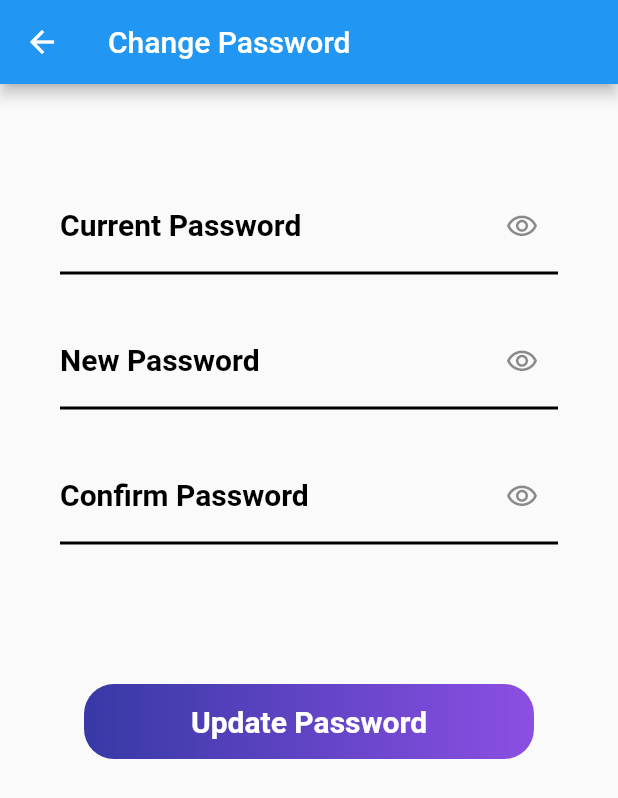
After one commit to ArmanNawaz/Alpha, a Flutter app: the ChangePassword screen opened directly, on a phone screen of 412 x 824 dp. The commit adds this screen. Shown: the top 798 px of the screen. Run offline on Flutter 3.47's test engine with Material 2 defaults, Android fonts, the phone set to English and light mode, and no system bars; our stand-ins replace camera, cloud_firestore, file_picker, firebase_auth, firebase_core, firebase_storage; accounts and stored records are empty.

Commit message:
UI improvement

```diff
--- /dev/null
+++ b/lib/change_password.dart
@@ -0,0 +1,108 @@
+import 'package:alpha/constants.dart';
+import 'package:flutter/material.dart';
+
+class ChangePassword extends StatefulWidget {
+  const ChangePassword({Key? key}) : super(key: key);
+
+  @override
+  State<ChangePassword> createState() => _ChangePasswordState();
+}
+
+class _ChangePasswordState extends State<ChangePassword> {
+  Constants c = Constants();
+  TextEditingController currPass = TextEditingController();
+  TextEditingController newPass = TextEditingController();
+  TextEditingController cfmPass = TextEditingController();
+  @override
+  Widget build(BuildContext context) {
+    return Scaffold(
+      appBar: AppBar(
+        title: Text('Change Password'),
+      ),
+      body: ListView(
+        // shrinkWrap: true,
+        children: [
+          SizedBox(
+            height: 50,
+          ),
+          textField(title: 'Current Password', controller: currPass),
+          textField(title: 'New Password', controller: newPass),
+          textField(title: 'Confirm Password', controller: cfmPass),
+          SizedBox(
+            height: 80,
+          ),
+          Center(
+            child: InkWell(
+              onTap: () {
+                // TODO: change password
+              },
+              child: Container(
+                padding: EdgeInsets.all(8),
+                alignment: Alignment.center,
+                height: 50,
+                width: 300,
+                decoration: BoxDecoration(
+                    gradient: LinearGradient(
+                        colors: [Color(0xFF3739A6), Color(0xFF8B4FE3)]),
+                    borderRadius: BorderRadius.circular(20)),
+                child: Text(
+                  'Update Password',
+                  style: TextStyle(
+                      color: Colors.white,
+                      fontSize: 20,
+                      fontWeight: FontWeight.bold),
+                ),
+              ),
+            ),
+          )
+        ],
+      ),
+    );
+  }
+}
+
+Widget textField(
+    {required String title, required TextEditingController controller}) {
+  bool hide = true;
+  return Padding(
+    padding: const EdgeInsets.symmetric(horizontal: 30.0, vertical: 10),
+    child: Container(
+      padding: EdgeInsets.symmetric(horizontal: 10, vertical: 3),
+      // decoration: BoxDecoration(
+      //     color: Colors.white.withOpacity(0.5),
+      //     borderRadius: BorderRadius.circular(20)),
+      child: StatefulBuilder(builder: (ctx, setState) {
+        return TextField(
+          controller: controller,
+          keyboardType: TextInputType.text,
+          obscureText: hide,
+          style: TextStyle(fontSize: 18),
+          decoration: InputDecoration(
+            // border: OutlineInputBorder(borderSide: BorderSide()),
+            focusedBorder: UnderlineInputBorder(
+              borderSide: BorderSide(color: Colors.cyan, width: 2),
+            ),
+            enabledBorder: UnderlineInputBorder(
+              borderSide: BorderSide(color: Colors.black, width: 2),
+            ),
+            labelText: title,
+            labelStyle: TextStyle(
+                color: Colors.black, fontWeight: FontWeight.bold, fontSize: 20),
+            suffixIcon: IconButton(
+                iconSize: 22,
+                onPressed: () {
+                  setState(() {
+                    hide = !hide;
+                  });
+                },
+                icon: Icon(hide
+                    ? Icons.visibility_outlined
+                    : Icons.visibility_off_outlined)),
+            hintText: title,
+            hintStyle: TextStyle(fontSize: 18),
+          ),
+        );
+      }),
+    ),
+  );
+}
```
Also changed, not shown: lib/screens/dashboard.dart (+12 -1 lines), lib/screens/e_resource.dart (+40 -5 lines), lib/screens/gallery.dart (added, +59 -0 lines).
